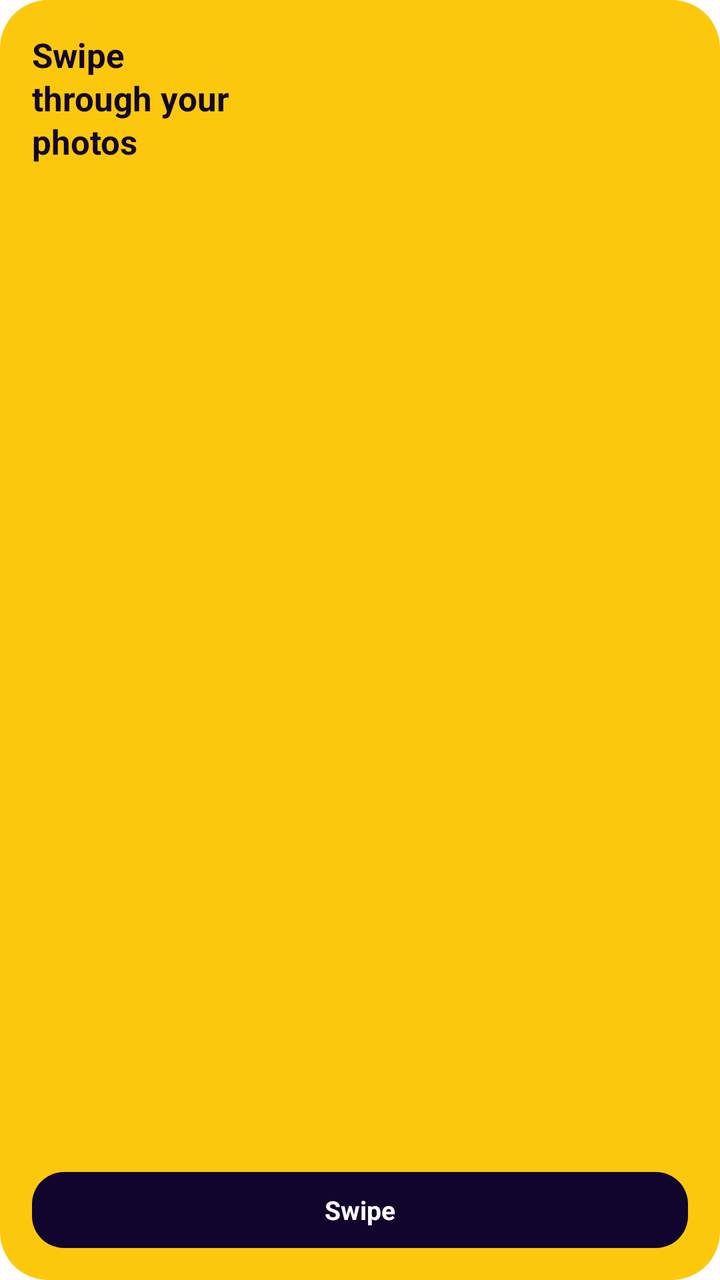
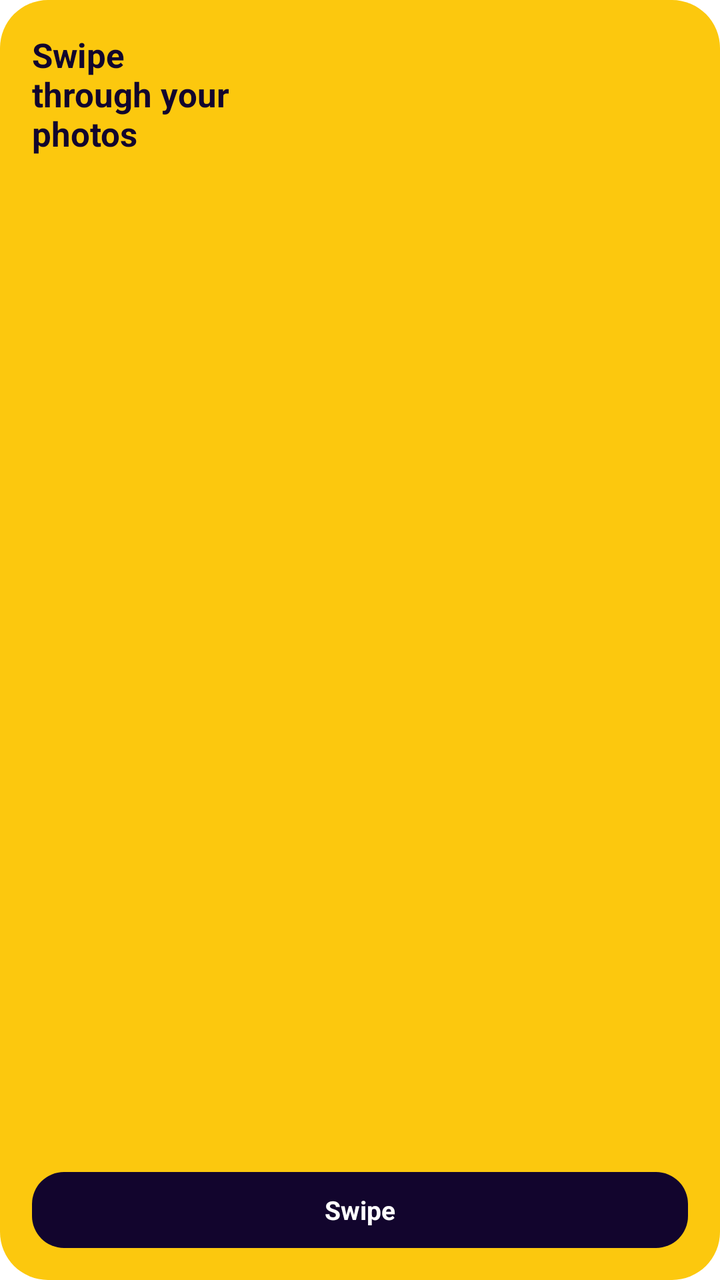

Two renders of the same Android screen: before a commit and after it. Below are the layout's source before the change and the commit's diff.
<!-- AndroidManifest.xml: fallback theme Theme.MaterialComponents.DayNight.NoActionBar -->
<!-- res/layout/snapsweep_widget_swipe.xml -->
<?xml version="1.0" encoding="utf-8"?>
<LinearLayout xmlns:android="http://schemas.android.com/apk/res/android"
    android:id="@+id/widget_swipe_container"
    android:layout_width="match_parent"
    android:layout_height="match_parent"
    android:background="@drawable/widget_background_gold"
    android:orientation="vertical"
    android:padding="16dp">

    <TextView
        android:id="@+id/widget_swipe_title"
        android:layout_width="wrap_content"
        android:layout_height="wrap_content"
        android:text="Swipe&#10;through your&#10;photos"
        android:textColor="#12052D"
        android:textSize="17sp"
        android:textStyle="bold"
        android:lineSpacingExtra="2dp" />

    <FrameLayout
        android:layout_width="match_parent"
        android:layout_height="0dp"
        android:layout_weight="1" />

    <TextView
        android:id="@+id/widget_swipe_btn_swipe"
        android:layout_width="match_parent"
        android:layout_height="38dp"
        android:background="@drawable/widget_button_dark"
        android:gravity="center"
        android:text="Swipe"
        android:textColor="#FFFFFF"
        android:textSize="13sp"
        android:textStyle="bold" />
</LinearLayout>
<!-- resources referenced by this layout -->
<resources>
  <!-- drawable widget_background_gold (drawable) -->
  <?xml version="1.0" encoding="utf-8"?>
  <shape xmlns:android="http://schemas.android.com/apk/res/android"
      android:shape="rectangle">
      <solid android:color="#FCC80E" />
      <corners android:radius="24dp" />
  </shape>
  <!-- drawable widget_button_dark (drawable) -->
  <?xml version="1.0" encoding="utf-8"?>
  <shape xmlns:android="http://schemas.android.com/apk/res/android"
      android:shape="rectangle">
      <solid android:color="#12052D" />
      <corners android:radius="16dp" />
  </shape>
</resources>

<!-- the commit's change to res/layout/snapsweep_widget_swipe.xml (unified diff, before → after) -->
@@ -14,8 +14,7 @@
         android:text="Swipe&#10;through your&#10;photos"
         android:textColor="#12052D"
         android:textSize="17sp"
-        android:textStyle="bold"
-        android:lineSpacingExtra="2dp" />
+        android:textStyle="bold" />
 
     <FrameLayout
         android:layout_width="match_parent"
